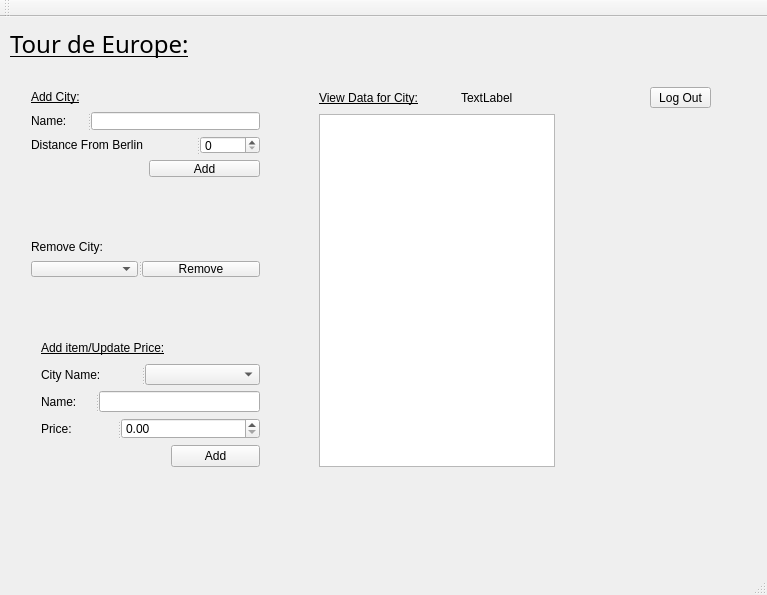
Above: mainwindow.ui from kevinsemenov14/ProjectOneCS1D before the change. Below: the same form after it.
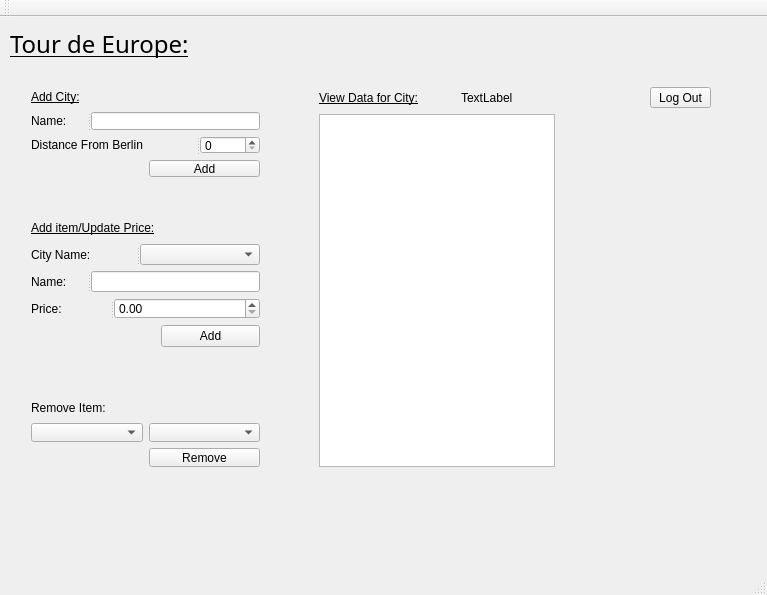
That is the form after the change.

The edit to the form file:
```diff
--- a/mainwindow.ui
+++ b/mainwindow.ui
@@ -678,53 +678,8 @@
       <property name="geometry">
        <rect>
         <x>10</x>
-        <y>160</y>
+        <y>140</y>
         <width>251</width>
-        <height>61</height>
-       </rect>
-      </property>
-      <layout class="QGridLayout" name="gridLayout_4">
-       <item row="0" column="0">
-        <widget class="QLabel" name="label_15">
-         <property name="text">
-          <string>Remove City:</string>
-         </property>
-        </widget>
-       </item>
-       <item row="0" column="1">
-        <spacer name="horizontalSpacer_5">
-         <property name="orientation">
-          <enum>Qt::Horizontal</enum>
-         </property>
-         <property name="sizeHint" stdset="0">
-          <size>
-           <width>40</width>
-           <height>20</height>
-          </size>
-         </property>
-        </spacer>
-       </item>
-       <item row="1" column="0" colspan="2">
-        <widget class="QSplitter" name="splitter_6">
-         <property name="orientation">
-          <enum>Qt::Horizontal</enum>
-         </property>
-         <widget class="QComboBox" name="RemoveCity_CB"/>
-         <widget class="QPushButton" name="removeCityButton">
-          <property name="text">
-           <string>Remove</string>
-          </property>
-         </widget>
-        </widget>
-       </item>
-      </layout>
-     </widget>
-     <widget class="QWidget" name="layoutWidget">
-      <property name="geometry">
-       <rect>
-        <x>20</x>
-        <y>260</y>
-        <width>241</width>
         <height>151</height>
        </rect>
       </property>
@@ -885,6 +840,64 @@
        </item>
       </layout>
      </widget>
+     <widget class="QWidget" name="">
+      <property name="geometry">
+       <rect>
+        <x>10</x>
+        <y>320</y>
+        <width>251</width>
+        <height>91</height>
+       </rect>
+      </property>
+      <layout class="QGridLayout" name="gridLayout_4">
+       <item row="0" column="0">
+        <widget class="QLabel" name="label_15">
+         <property name="text">
+          <string>Remove Item:</string>
+         </property>
+        </widget>
+       </item>
+       <item row="0" column="1">
+        <spacer name="horizontalSpacer_5">
+         <property name="orientation">
+          <enum>Qt::Horizontal</enum>
+         </property>
+         <property name="sizeHint" stdset="0">
+          <size>
+           <width>40</width>
+           <height>20</height>
+          </size>
+         </property>
+        </spacer>
+       </item>
+       <item row="1" column="0">
+        <widget class="QComboBox" name="RemoveItemCityCB"/>
+       </item>
+       <item row="1" column="1">
+        <widget class="QComboBox" name="RemoveItemCB"/>
+       </item>
+       <item row="2" column="0">
+        <spacer name="horizontalSpacer_14">
+         <property name="orientation">
+          <enum>Qt::Horizontal</enum>
+         </property>
+         <property name="sizeHint" stdset="0">
+          <size>
+           <width>40</width>
+           <height>20</height>
+          </size>
+         </property>
+        </spacer>
+       </item>
+       <item row="2" column="1">
+        <widget class="QPushButton" name="RemoveItemButton">
+         <property name="text">
+          <string>Remove</string>
+         </property>
+        </widget>
+       </item>
+      </layout>
+     </widget>
     </widget>
     <widget class="QWidget" name="stackedWidgetPage4">
      <widget class="QWidget" name="layoutWidget">
```
Left out of the diff: 2 changed lines with no effect on the pictures.
